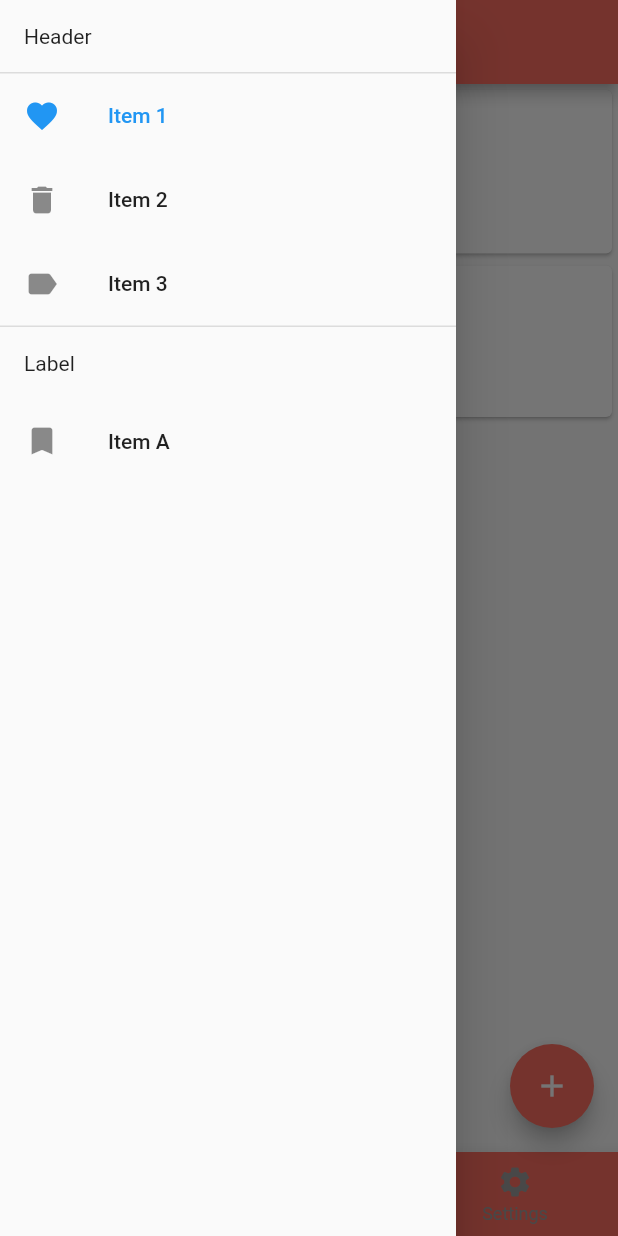
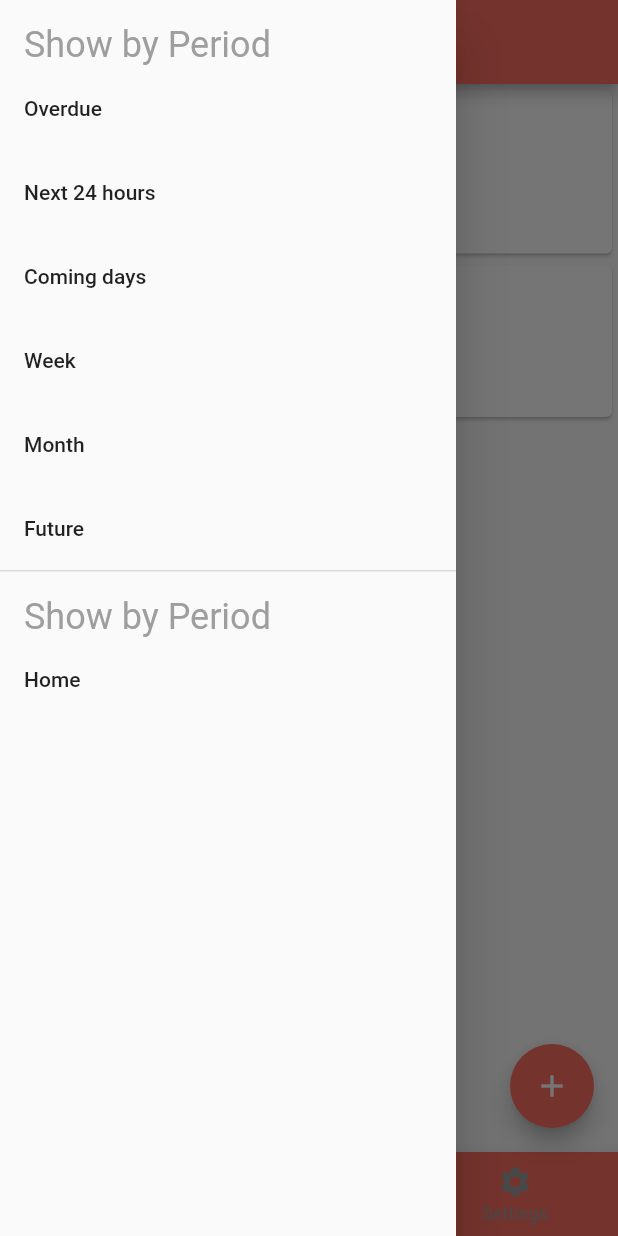
Before and after one commit to Valeriy-Dyakonov/ToDoListMultiplatform, a Flutter app: the MainWidget screen opened directly, with the side drawer open, on a phone screen of 412 x 824 dp. Run offline on Flutter 3.47's test engine with Material 2 defaults, Android fonts, the phone set to English and light mode, and no system bars; our stand-ins replace dio, flutter_svg, sqflite; accounts and stored records are empty; Roboto replaces fonts that are missing (sans-serif-light).

Commit message:
polished edit and main pages

```diff
--- a/lib/sqlite/task_model.dart
+++ b/lib/sqlite/task_model.dart
@@ -1,4 +1,6 @@
 import 'dart:convert';
+
+import '../utils/helper.dart';
 
 Task clientFromJson(String str) {
   final jsonData = json.decode(str);
--- a/lib/widgets/edit_widget.dart
+++ b/lib/widgets/edit_widget.dart
@@ -5,16 +5,21 @@ import '../helpers/theme.dart';
 import '../sqlite/task_model.dart';
 import '../utils/helper.dart';
 
-// class EditPage extends StatelessWidget {
-//   @override
-//   Widget build(BuildContext context) {
-//     return MaterialApp(
-//         title: 'Organizer',
-//         theme:
-//         ThemeData(fontFamily: 'sans-serif-light', errorColor: Colors.red),
-//         home: SafeArea(child: EditWidget()));
-//   }
-// }
+class EditPage extends StatelessWidget {
+  final Task task;
+  final List<String> categories;
+
+  EditPage({required this.task, required this.categories});
+
+  @override
+  Widget build(BuildContext context) {
+    return MaterialApp(
+        title: 'Organizer',
+        theme:
+        ThemeData(fontFamily: 'sans-serif-light', errorColor: Colors.red),
+        home: SafeArea(child: EditWidget(task: task, categories: categories)));
+  }
+}
 
 class EditWidget extends StatefulWidget {
   final Task task;
@@ -48,7 +53,7 @@ class _EditWidget extends State<EditWidget> {
     categoryInputControl.text = task.category;
     dateInputControl.text = Helper.dateToString(_date);
     timeInputControl.text = Helper.timeToString(_time);
-    contentInputControl.text = task.name;
+    contentInputControl.text = task.content;
     isAdd = task.id == null;
   }
 
@@ -172,7 +177,7 @@ class _EditWidget extends State<EditWidget> {
                             icon: Icon(Icons.keyboard_arrow_down,
                                 color: CustomColors.colorHighlight),
                             itemBuilder: (BuildContext context) {
-                              return ["2", "3"].map((String choice) {
+                              return categories.map((String choice) {
                                 return PopupMenuItem<String>(
                                   value: choice,
                                   child: SizedBox(
--- a/lib/widgets/main_widget.dart
+++ b/lib/widgets/main_widget.dart
@@ -3,6 +3,7 @@ import 'package:flutter/material.dart';
 import '../helpers/theme.dart';
 import '../sqlite/task_model.dart';
 import '../utils/helper.dart';
+import 'edit_widget.dart';
 
 class MainPage extends StatelessWidget {
   @override
@@ -24,7 +25,7 @@ class MainWidget extends StatefulWidget {
 
 class _MainWidget extends State<MainWidget> {
   int _currentIndex = 0;
-  int _selectedDestination = 0;
+  String _selectedDestination = "";
   final GlobalKey<ScaffoldState> _scaffoldKey = GlobalKey<ScaffoldState>();
 
   bool isToAdd = true;
@@ -48,9 +49,10 @@ class _MainWidget extends State<MainWidget> {
         selected: false)
   ];
 
-  void selectDestination(int index) {
+  void selectDestination(String index) {
     setState(() {
       _selectedDestination = index;
+      _scaffoldKey.currentState?.openEndDrawer();
     });
   }
 
@@ -72,49 +74,47 @@ class _MainWidget extends State<MainWidget> {
             padding: EdgeInsets.zero,
             children: <Widget>[
               Padding(
-                padding: const EdgeInsets.all(16.0),
+                padding: const EdgeInsets.fromLTRB(16.0, 16, 16, 0),
                 child: Text(
-                  'Header',
+                  'Show by Period',
+                  style: TextStyle(color: CustomColors.notActive, fontSize: 24)
                 ),
               ),
-              Divider(
-                height: 1,
-                thickness: 1,
+              ListTile(
+                title: Text('Overdue'),
+                onTap: () => selectDestination('Overdue'),
               ),
               ListTile(
-                leading: Icon(Icons.favorite),
-                title: Text('Item 1'),
-                selected: _selectedDestination == 0,
-                onTap: () => selectDestination(0),
+                title: Text('Next 24 hours'),
+                onTap: () => selectDestination('Next 24 hours'),
               ),
               ListTile(
-                leading: Icon(Icons.delete),
-                title: Text('Item 2'),
-                selected: _selectedDestination == 1,
-                onTap: () => selectDestination(1),
+                title: Text('Coming days'),
+                onTap: () => selectDestination('Coming days'),
               ),
               ListTile(
-                leading: Icon(Icons.label),
-                title: Text('Item 3'),
-                selected: _selectedDestination == 2,
-                onTap: () => selectDestination(2),
+                title: Text('Week'),
+                onTap: () => selectDestination('Week'),
+              ),
+              ListTile(
+                title: Text('Month'),
+                onTap: () => selectDestination('Month'),
+              ),
+              ListTile(
+                title: Text('Future'),
+                onTap: () => selectDestination('Future'),
               ),
               Divider(
                 height: 1,
                 thickness: 1,
               ),
               Padding(
-                padding: const EdgeInsets.all(16.0),
+                padding: const EdgeInsets.fromLTRB(16.0, 16, 16, 0),
                 child: Text(
-                  'Label',
+                  'Show by Period',  style: TextStyle(color: CustomColors.notActive, fontSize: 24)
                 ),
               ),
-              ListTile(
-                leading: Icon(Icons.bookmark),
-                title: Text('Item A'),
-                selected: _selectedDestination == 3,
-                onTap: () => selectDestination(3),
-              ),
+              ...getDynamicallyListTileList()
             ],
           ),
         ),
@@ -133,7 +133,6 @@ class _MainWidget extends State<MainWidget> {
           selectedLabelStyle: TextStyle(color: Colors.white),
           unselectedLabelStyle: TextStyle(color: CustomColors.notActive),
           onTap: (value) {
-            // Respond to item press.
             setState(() => _currentIndex = value);
           },
           items: [
@@ -155,7 +154,7 @@ class _MainWidget extends State<MainWidget> {
           backgroundColor: CustomColors.secondaryColor,
           foregroundColor: Colors.white,
           onPressed: () {
-            // Respond to button press
+            onFloatButtonClick();
           },
           child: Icon(isToAdd ? Icons.add : Icons.delete),
         ));
@@ -163,10 +162,8 @@ class _MainWidget extends State<MainWidget> {
 
   InkWell getCard(Task task) {
     return InkWell(
-        onTap: () => {},
-        onLongPress: () => {
-        onCardLongClick(task)
-    },
+        onTap: () => {onCardClick(task)},
+        onLongPress: () => {onCardLongClick(task)},
         splashColor: CustomColors.colorHighlight,
         child: Card(
           color: task.selected ? CustomColors.selectedCard : Colors.white,
@@ -236,6 +233,17 @@ class _MainWidget extends State<MainWidget> {
           ]);
   }
 
+  List<ListTile> getDynamicallyListTileList() {
+    List<ListTile> categories = <ListTile>[];
+    getCategories().forEach((element) {
+      categories.add(ListTile(
+        title: Text(element),
+        onTap: () => selectDestination(element),
+      ));
+    });
+    return categories;
+  }
+
   void onCheckBoxClick(Task task) {
     var firstWhere = tasks.firstWhere((element) => element.id == task.id);
     firstWhere.done = Helper.boolToString(!Helper.parseBool(firstWhere.done));
@@ -248,4 +256,41 @@ class _MainWidget extends State<MainWidget> {
     isToAdd = !tasks.any((element) => element.selected);
     setState(() {});
   }
+
+  void onCardClick(Task task) {
+    Navigator.push(
+        context,
+        MaterialPageRoute(
+        builder: (context) => EditPage(
+      task: task,
+      categories: getCategories(),
+    )));
   }
+
+  void onFloatButtonClick() {
+    if (isToAdd) {
+      Navigator.push(
+        context,
+        MaterialPageRoute(
+            builder: (context) => EditPage(
+              task: Task(
+                  id: null,
+                  name: "",
+                  category: "",
+                  date: Helper.fullDateToString(DateTime.now()),
+                  content: "",
+                  done: "false",
+                  selected: false),
+              categories: getCategories(),
+            )),
+      );
+    }
+  }
+
+  List<String> getCategories() {
+    return tasks.where((e) => e.category.isNotEmpty).map((e) {
+      var trim = e.category.toLowerCase().trim();
+      return trim[0].toUpperCase() + trim.substring(1);
+    }).toSet().toList();
+  }
+}
```
Also changed, not shown: lib/main.dart (+2 -9 lines). Lines whose indentation alone changed are shown as unchanged.
